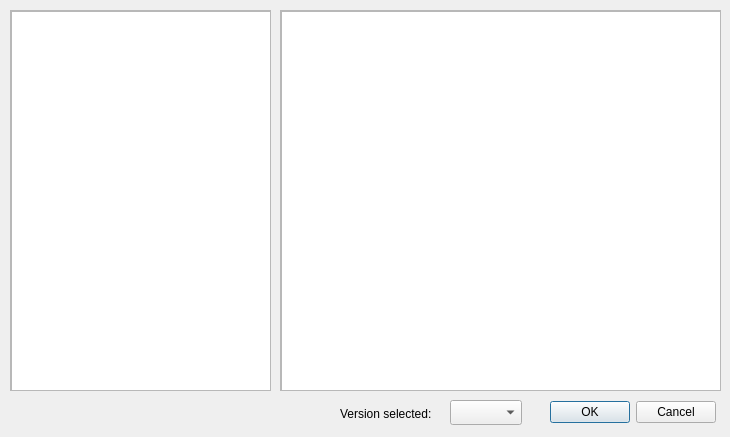
Old version of the form application/dialogs/ChooseFtbPackDialog.ui in the repository FreesmTeam/FreesmLauncher.
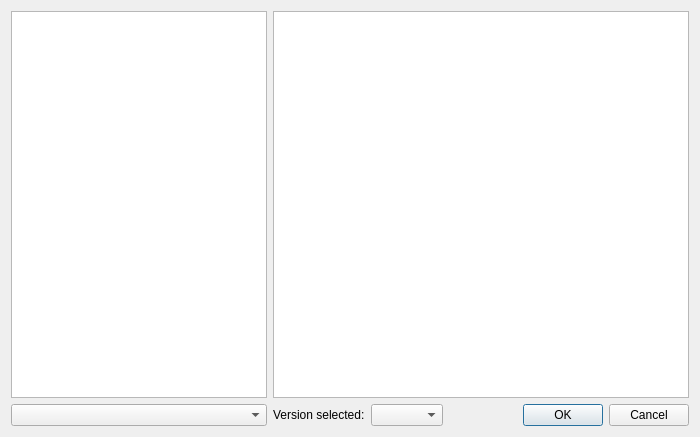
New version of the form.

Patch:
```diff
--- a/application/dialogs/ChooseFtbPackDialog.ui
+++ b/application/dialogs/ChooseFtbPackDialog.ui
@@ -6,12 +6,12 @@
    <rect>
     <x>0</x>
     <y>0</y>
-    <width>730</width>
+    <width>700</width>
     <height>437</height>
    </rect>
   </property>
   <property name="sizePolicy">
-   <sizepolicy hsizetype="Fixed" vsizetype="Fixed">
+   <sizepolicy hsizetype="Expanding" vsizetype="Expanding">
     <horstretch>0</horstretch>
     <verstretch>0</verstretch>
    </sizepolicy>
@@ -19,111 +19,67 @@
   <property name="sizeGripEnabled">
    <bool>false</bool>
   </property>
-  <widget class="QDialogButtonBox" name="buttonBox">
-   <property name="geometry">
-    <rect>
-     <x>540</x>
-     <y>400</y>
-     <width>176</width>
-     <height>25</height>
-    </rect>
-   </property>
-   <property name="standardButtons">
-    <set>QDialogButtonBox::Cancel|QDialogButtonBox::Ok</set>
-   </property>
-  </widget>
-  <widget class="QScrollArea" name="scrollArea">
-   <property name="geometry">
-    <rect>
-     <x>10</x>
-     <y>10</y>
-     <width>261</width>
-     <height>381</height>
-    </rect>
-   </property>
-   <property name="widgetResizable">
-    <bool>true</bool>
-   </property>
-   <widget class="QWidget" name="scrollAreaWidgetContents">
-    <property name="geometry">
-     <rect>
-      <x>0</x>
-      <y>0</y>
-      <width>259</width>
-      <height>379</height>
-     </rect>
-    </property>
-    <widget class="QListWidget" name="packList">
-     <property name="geometry">
-      <rect>
-       <x>0</x>
-       <y>0</y>
-       <width>261</width>
-       <height>381</height>
-      </rect>
+  <layout class="QGridLayout" name="gridLayout_2">
+   <item row="1" column="1">
+    <widget class="QLabel" name="selectedVersionLabel">
+     <property name="text">
+      <string>Version selected:</string>
      </property>
+     <property name="alignment">
+      <set>Qt::AlignLeading|Qt::AlignLeft|Qt::AlignVCenter</set>
+     </property>
     </widget>
-   </widget>
-  </widget>
-  <widget class="QScrollArea" name="scrollArea_2">
-   <property name="geometry">
-    <rect>
-     <x>280</x>
-     <y>10</y>
-     <width>441</width>
-     <height>381</height>
-    </rect>
-   </property>
-   <property name="widgetResizable">
-    <bool>true</bool>
-   </property>
-   <widget class="QWidget" name="scrollAreaWidgetContents_2">
-    <property name="geometry">
-     <rect>
-      <x>0</x>
-      <y>0</y>
-      <width>439</width>
-      <height>379</height>
-     </rect>
-    </property>
-    <widget class="QTextBrowser" name="modpackInfo">
-     <property name="geometry">
-      <rect>
-       <x>0</x>
-       <y>0</y>
-       <width>441</width>
-       <height>381</height>
-      </rect>
+   </item>
+   <item row="0" column="0">
+    <widget class="QTreeView" name="packList">
+     <property name="sizePolicy">
+      <sizepolicy hsizetype="Preferred" vsizetype="Expanding">
+       <horstretch>0</horstretch>
+       <verstretch>0</verstretch>
+      </sizepolicy>
      </property>
     </widget>
-   </widget>
-  </widget>
-  <widget class="QComboBox" name="packVersionSelection">
-   <property name="geometry">
-    <rect>
-     <x>450</x>
-     <y>400</y>
-     <width>72</width>
-     <height>25</height>
-    </rect>
-   </property>
-  </widget>
-  <widget class="QLabel" name="selectedVersionLabel">
-   <property name="geometry">
-    <rect>
-     <x>340</x>
-     <y>400</y>
-     <width>101</width>
-     <height>21</height>
-    </rect>
-   </property>
-   <property name="text">
-    <string>Version selected:</string>
-   </property>
-   <property name="alignment">
-    <set>Qt::AlignBottom|Qt::AlignLeading|Qt::AlignLeft</set>
-   </property>
-  </widget>
+   </item>
+   <item row="1" column="0">
+    <widget class="QComboBox" name="sortByBox">
+     <property name="sizePolicy">
+      <sizepolicy hsizetype="Preferred" vsizetype="Preferred">
+       <horstretch>0</horstretch>
+       <verstretch>0</verstretch>
+      </sizepolicy>
+     </property>
+    </widget>
+   </item>
+   <item row="1" column="3">
+    <widget class="QDialogButtonBox" name="buttonBox">
+     <property name="enabled">
+      <bool>true</bool>
+     </property>
+     <property name="autoFillBackground">
+      <bool>false</bool>
+     </property>
+     <property name="standardButtons">
+      <set>QDialogButtonBox::Cancel|QDialogButtonBox::Ok</set>
+     </property>
+     <property name="centerButtons">
+      <bool>false</bool>
+     </property>
+    </widget>
+   </item>
+   <item row="1" column="2">
+    <widget class="QComboBox" name="packVersionSelection">
+     <property name="sizePolicy">
+      <sizepolicy hsizetype="Preferred" vsizetype="Preferred">
+       <horstretch>0</horstretch>
+       <verstretch>0</verstretch>
+      </sizepolicy>
+     </property>
+    </widget>
+   </item>
+   <item row="0" column="1" colspan="3">
+    <widget class="QTextBrowser" name="modpackInfo"/>
+   </item>
+  </layout>
  </widget>
  <resources/>
  <connections>
```
Left out of the diff: 8 changed lines with no effect on the pictures.
